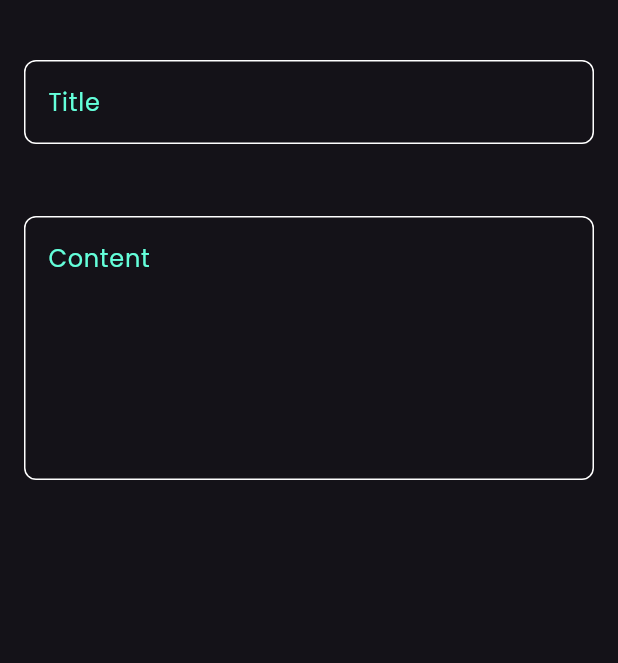
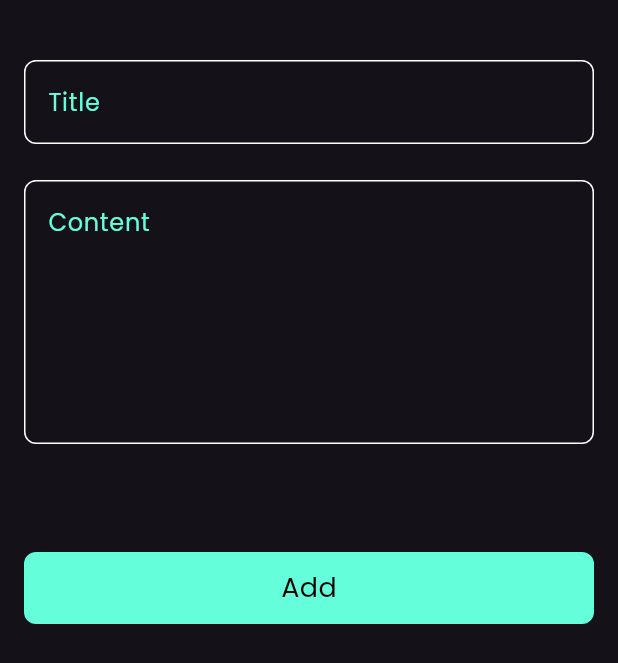
Before and after one commit to RehamIssa/notes_app, a Flutter app: the AddNoteBottomSheet widget shown alone on an empty page, opened directly, on a phone screen of 412 x 824 dp. Shown: the top 663 px of the screen. Run offline on Flutter 3.47's test engine with Material 3 defaults, Android fonts, the phone set to English and light mode, and no system bars.

Commit message:
finish notes bottom sheet

```diff
--- a/lib/widgets/add_note_bottom_sheet.dart
+++ b/lib/widgets/add_note_bottom_sheet.dart
@@ -1,4 +1,5 @@
 import 'package:flutter/material.dart';
+import 'package:notes_app/widgets/custom_button.dart';
 import 'package:notes_app/widgets/custom_text_field.dart';
 
 class AddNoteBottomSheet extends StatelessWidget {
@@ -8,6 +9,7 @@ class AddNoteBottomSheet extends StatelessWidget {
   Widget build(BuildContext context) {
     return Padding(
       padding: const EdgeInsets.all(16.0),
+      child: SingleChildScrollView(
         child: Column(
           children: [
             SizedBox(
@@ -17,13 +19,18 @@ class AddNoteBottomSheet extends StatelessWidget {
               hintText: 'Title',
             ),
             SizedBox(
-            height: 48,
+              height: 24,
             ),
             CustomTextField(
               hintText: 'Content',
               maxLines: 6,
             ),
+            SizedBox(
+              height: 72,
+            ),
+            CustomButton(),
           ],
+        ),
       ),
     );
   }
--- /dev/null
+++ b/lib/widgets/custom_button.dart
@@ -0,0 +1,30 @@
+import 'package:flutter/material.dart';
+import 'package:notes_app/constants.dart';
+
+
+class CustomButton extends StatelessWidget {
+  const CustomButton({super.key});
+
+  @override
+  Widget build(BuildContext context) {
+    return Container(
+      decoration: BoxDecoration(
+        color: kPrimaryColor,
+        borderRadius: BorderRadius.circular(8),
+      ),
+      //to take the width of the screen
+      width: MediaQuery.of(context).size.width,
+      height: 48,
+
+      child: Center(
+        child: Text(
+          'Add',
+          style: TextStyle(
+            color: Colors.black,
+            fontSize: 18,
+          ),
+        ),
+      ),
+    );
+  }
+}
```
Lines whose indentation alone changed are shown as unchanged.
